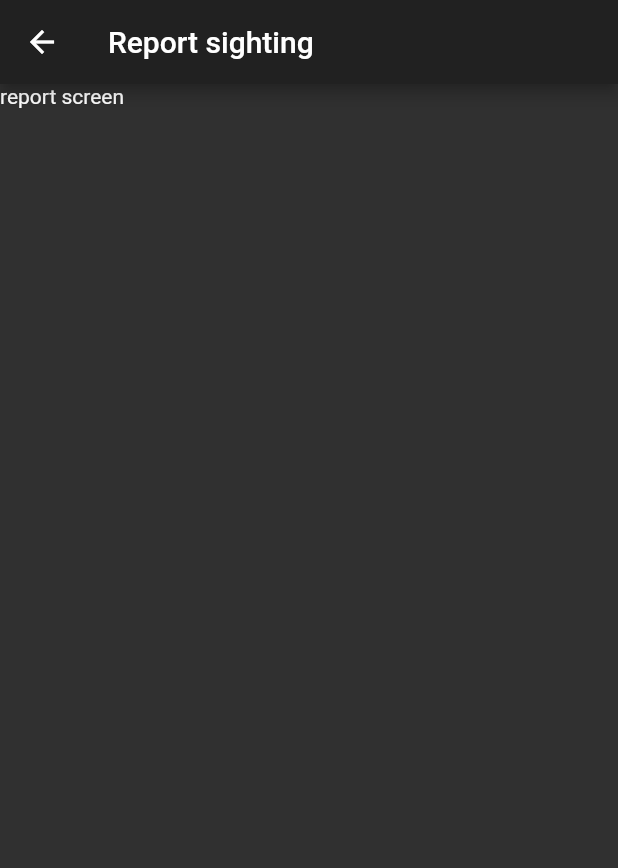
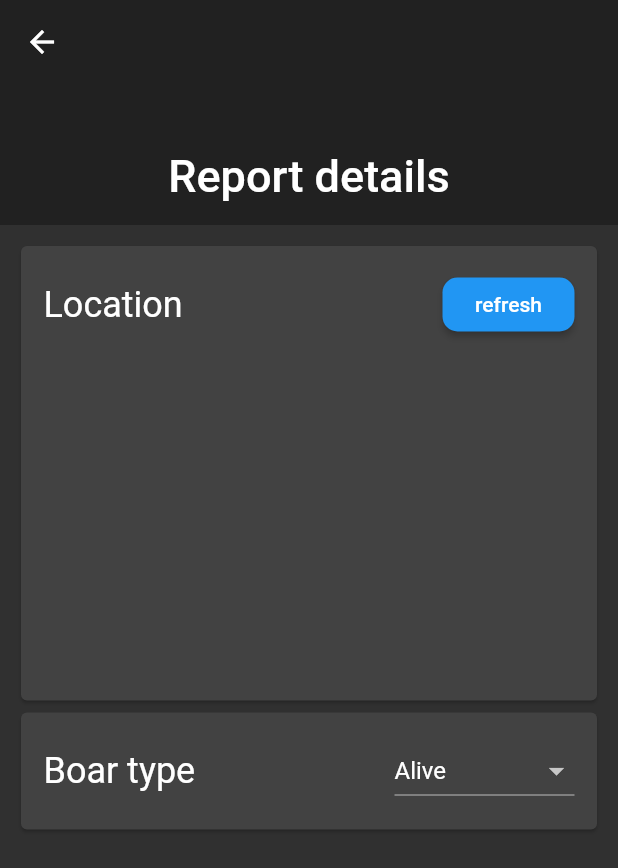
Before and after one commit to Hypest-Software/alpha-mobile, a Flutter app: the BoarReportScreen screen opened directly with empty values, on a phone screen of 412 x 824 dp. Shown: the top 868 px of the screen. Run offline on Flutter 3.47's test engine with Material 2 defaults, Android fonts, the phone set to English and light mode, and no system bars; our stand-ins replace google_maps_flutter, location, modal_bottom_sheet.

Commit message:
Add report details screen (location + type for now)

```diff
--- /dev/null
+++ b/lib/model/boar_report.dart
@@ -0,0 +1,9 @@
+import 'package:alpha_mobile/model/boar_type.dart';
+import 'package:google_maps_flutter/google_maps_flutter.dart';
+
+class BoarReport {
+  BoarType boarType;
+  LatLng coordinates;
+  String description;
+  DateTime timestamp;
+}
--- a/lib/ui/boar_report_screen.dart
+++ b/lib/ui/boar_report_screen.dart
@@ -1,25 +1,141 @@
+import 'package:alpha_mobile/core/location_provider.dart';
+import 'package:alpha_mobile/model/boar_report.dart';
 import 'package:alpha_mobile/model/boar_type.dart';
+import 'package:alpha_mobile/ui/map/map_view_mini.dart';
 import 'package:flutter/material.dart';
 import 'package:flutter/widgets.dart';
+import 'package:google_maps_flutter/google_maps_flutter.dart';
 
 class BoarReportScreen extends StatefulWidget {
-  final BoarType boarType;
-  BoarReportScreen({Key key, @required this.boarType}) : super(key: key);
+  final BoarType chosenBoarType;
+  BoarReportScreen({Key key, @required this.chosenBoarType}) : super(key: key);
 
   @override
   _BoarReportScreenState createState() => _BoarReportScreenState();
 }
 
 class _BoarReportScreenState extends State<BoarReportScreen> {
+  final _formKey = GlobalKey<FormState>();
+  BoarReport _report;
+  LocationProvider _locationProvider;
+  LatLng _currentLocation;
+
+  @override
+  void initState() {
+    super.initState();
+    _locationProvider = LocationProvider();
+    _report = BoarReport();
+    _report.boarType = widget.chosenBoarType;
+    _getLocation();
+  }
+
+  void _getLocation() async {
+    var locationData = await _locationProvider.getCurrentLocation();
+    setState(() {
+      _currentLocation = LatLng(locationData.latitude, locationData.longitude);
+    });
+  }
+
   @override
   Widget build(BuildContext context) {
     return Scaffold(
-      appBar: AppBar(
-        title: Text('Report sighting'),
-      ),
-      body: Container(
-        child: Text('report screen'),
-      ),
+      body: SafeArea(
+          child: CustomScrollView(
+        slivers: [
+          SliverAppBar(
+            expandedHeight: 150,
+            pinned: true,
+            flexibleSpace: FlexibleSpaceBar(
+              centerTitle: true,
+              title: Text('Report details'),
+            ),
+          ),
+          SliverList(
+            delegate: SliverChildListDelegate([
+              Form(
+                key: _formKey,
+                child: Container(
+                  padding: EdgeInsets.symmetric(vertical: 10, horizontal: 10),
+                  child: Column(
+                    crossAxisAlignment: CrossAxisAlignment.start,
+                    children: [
+                      _locationSection(),
+                      _boarTypeSection(),
+                    ],
+                  ),
+                ),
+              )
+            ]),
+          )
+        ],
+      )),
     );
   }
+
+  Widget _sectionHeader(BuildContext context, String title) {
+    return Container(
+      child: Text(title, style: Theme.of(context).textTheme.headline5),
+    );
+  }
+
+  Widget _sectionCard(List<Widget> children, {bool horizontal = false}) {
+    return Card(
+        child: Container(
+            padding: EdgeInsets.all(15),
+            child: horizontal
+                ? Row(children: children, mainAxisAlignment: MainAxisAlignment.spaceBetween)
+                : Column(children: children)));
+  }
+
+  Widget _locationSection() {
+    return _sectionCard([
+      Row(
+        mainAxisAlignment: MainAxisAlignment.spaceBetween,
+        crossAxisAlignment: CrossAxisAlignment.center,
+        children: [
+          _sectionHeader(context, 'Location'),
+          RaisedButton(
+            child: Text('refresh'),
+            onPressed: () => _getLocation(),
+          )
+        ],
+      ),
+      Container(height: 10),
+      ClipRRect(
+        borderRadius: BorderRadius.circular(10),
+        child: SizedBox(
+            height: 200,
+            width: double.infinity,
+            child: _currentLocation != null
+                ? MapViewMini(desiredLocation: _currentLocation)
+                : Container()),
+      ),
+      Container(height: 15),
+      _currentLocation != null
+          ? Text(
+              'Coordinates: ${_currentLocation.latitude}, ${_currentLocation.longitude}')
+          : Container()
+    ]);
+  }
+
+  Widget _boarTypeSection() {
+    return _sectionCard([
+      _sectionHeader(context, 'Boar type'),
+      Container(
+        width: 120,
+        child: DropdownButton(
+          isExpanded: true,
+          value: _report.boarType,
+          onChanged: (value) {
+            setState(() => _report.boarType = value);
+          },
+          items: BoarType.values
+              .map((e) => DropdownMenuItem(
+                  value: e,
+                  child: Text(e.toString().replaceAll('BoarType.', ''))))
+              .toList(),
+        ),
+      )
+    ], horizontal: true);
+  }
 }
--- a/lib/ui/home_screen.dart
+++ b/lib/ui/home_screen.dart
@@ -65,7 +65,7 @@ class HomeScreen extends StatelessWidget {
       }
 
       Navigator.of(context).push(MaterialPageRoute(
-          builder: (context) => BoarReportScreen(boarType: boarType)));
+          builder: (context) => BoarReportScreen(chosenBoarType: boarType)));
     });
   }
 
```
